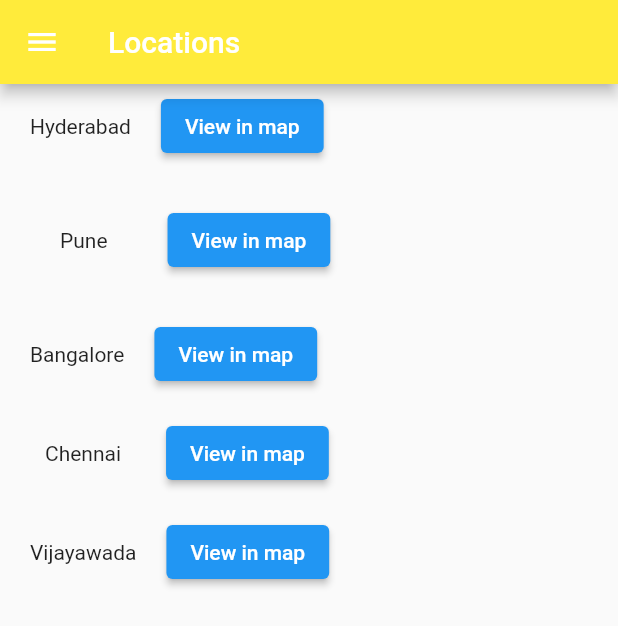
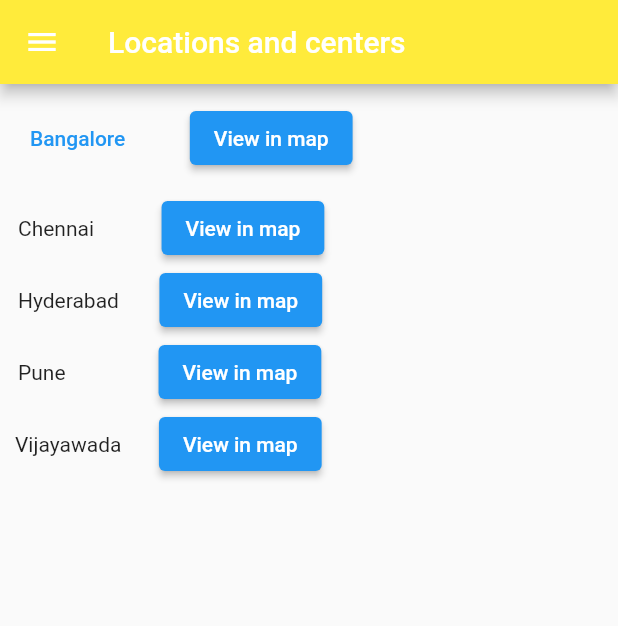
Before and after one commit to ChandragiriGoutham123/Flutterfirstapp, a Flutter app: the DashBoard screen opened directly, after a tap on "Locations/centres", on a phone screen of 412 x 824 dp. Shown: the top 626 px of the screen. Run offline on Flutter 3.47's test engine with Material 2 defaults, Android fonts, the phone set to English and light mode, and no system bars; our stand-ins replace cloud_firestore, firebase_auth, firebase_core; missing offline and left inert: dart:js; accounts and stored records are empty.

Commit message:
intial methods

```diff
--- a/lib/centers_and_location.dart
+++ b/lib/centers_and_location.dart
@@ -5,7 +5,7 @@ import 'package:flutter/material.dart';
 import 'package:url_launcher/url_launcher.dart';
 
 // function to trigger the build process
-void main() => runApp(const LocationAndCenters());
+void main() => runApp( LocationAndCenters());
 
 _launchHyderabad() async {
   var url = Uri.parse(
@@ -18,7 +18,7 @@ _launchHyderabad() async {
 }
 
 _launchPune() async {
-  var url = Uri.parse("https://www.google.com/maps/d/viewer?mid=1Ufluk6RrYShZDh4hMC48qPuEDRg&ie=UTF8&hl=en&msa=0&ll=18.52465256713074%2C73.86296740000002&spn=0.080934%2C0.154495&z=12");
+  var url = Uri.parse("https://www.google.com/maps/d/viewer?mid=1L_Lje1sw3gbh7Qvt1uCGzZgw_VA&hl=en_US&ll=18.52779400000001%2C73.852158&z=17");
   if (await canLaunchUrl(url)) {
     await launchUrl(url);
   } else {
@@ -49,8 +49,12 @@ _launchVijayawada() async {
     throw 'Could not launch $url';
   }
 }
+
+
 class LocationAndCenters extends StatelessWidget {
-  const LocationAndCenters({Key? key}) : super(key: key);
+   bool hydcenters=false;
+   LocationAndCenters({Key? key}) : super(key: key);
+
 
   @override
   Widget build(BuildContext context) {
@@ -58,58 +62,89 @@ class LocationAndCenters extends StatelessWidget {
       home: Scaffold(
         drawer: SideDrawerFixed(),
           appBar: AppBar(
-            title: const Text('Locations'),
+            title: const Text('Locations and centers'),
             backgroundColor: Colors.yellow,
           ),
-          body:
-          Column(
+          body:ListView(
 
     children: <Widget>[
-
-              Row(
-                children: <Widget>[
-                  Container(
-                      margin: EdgeInsets.all(20.0), child: Text('Hyderabad')),
-                  ElevatedButton(
-                      onPressed: _launchHyderabad, child: Text('View in map')),
-                ],
-              ),
-              Row(
-                children: <Widget>[
-                  Container(
-                      margin: EdgeInsets.all(40.0), child: Text('Pune')),
-                  ElevatedButton(
-                      onPressed: _launchPune, child: Text('View in map')),
-                ],
-              ),
-              Row(
-                children: <Widget>[
-                  Container(
-                      margin: EdgeInsets.all(20.0), child: Text('Bangalore')),
-                  ElevatedButton(
-                      onPressed: _launchBangalore, child: Text('View in map')),
-                ],
-              ),
       Row(
 
        children: <Widget>[
          Container(
-                      margin: EdgeInsets.all(30.0), child: Text('Chennai')),
-                  ElevatedButton(
-                      onPressed: _launchChennai, child: Text('View in map')),
+           margin: EdgeInsets.all(12),
+         child: TextButton(onPressed: (){
+
+            hydcenters=!hydcenters;
+            print(hydcenters);
+         },child: Text('Bangalore'),),
+         ),Container(
+           margin: EdgeInsets.only(left: 23),
+           child: ElevatedButton(onPressed: (){
+               _launchBangalore();
+    }, child: Text('View in map')),
+         ),if (hydcenters)...[
+              Column(
+                children: [
+                  ElevatedButton(onPressed: null,child: Text("Hello"),),
                 ],
-              ),
+              )
+         ]]),
       Row(
 
           children: <Widget>[
             Container(
-                      margin: EdgeInsets.all(20.0), child: Text('Vijayawada')),
-                  ElevatedButton(
-                      onPressed: _launchVijayawada, child: Text('View in map')),
+              margin: EdgeInsets.all(12),
+              child: Text("Chennai"),
+            ),Container(
+              margin: EdgeInsets.only(left: 33),
+              child: ElevatedButton(onPressed: (){
+                _launchChennai();
+              }, child: Text('View in map')),
+            ),
+          ]),Row(
+
+          children: <Widget>[
+            Container(
+              margin: EdgeInsets.all(12),
+              child: Text("Hyderabad"),
+            ),Container(
+              margin: EdgeInsets.only(left: 15),
+              child: ElevatedButton(onPressed: (){
+                _launchHyderabad();
+              }, child: Text('View in map')),
+            ),
+          ]),Row(
+
+          children: <Widget>[
+            Container(
+              margin: EdgeInsets.all(12),
+              child: Text("Pune"),
+            ),Container(
+              margin: EdgeInsets.only(left: 50),
+              child: ElevatedButton(onPressed: (){
+                _launchPune();
+              }, child: Text('View in map')),
+            ),
+          ]),Row(
+
+          children: <Widget>[
+            Container(
+              margin: EdgeInsets.all(10),
+              child: Text("Vijayawada"),
+            ),Container(
+              margin: EdgeInsets.only(left: 15),
+              child: ElevatedButton(onPressed: (){
+                _launchVijayawada();
+              }, child: Text('View in map')),
+            ),
+          ]),
     ],
-              ),
-            ],
-          )),
+    )
+      )
     );
+
+
+
   }
 }
--- a/lib/dashboard.dart
+++ b/lib/dashboard.dart
@@ -58,7 +58,7 @@ class DashBoard extends StatelessWidget {
               ),
               onTap: () {
                 Navigator.push(context,
-                    MaterialPageRoute(builder: (Context) => const LocationAndCenters()));
+                    MaterialPageRoute(builder: (Context) =>  LocationAndCenters()));
               },
             ),
             InkWell(
--- a/pubspec.yaml
+++ b/pubspec.yaml
@@ -19,7 +19,7 @@ publish_to: 'none' # Remove this line if you wish to publish to pub.dev
 version: 1.0.0+1
 
 environment:
-  sdk: '>=2.12.4 <3.0.0'
+  sdk: '>=2.19.4 <3.0.0'
 
 # Dependencies specify other packages that your package needs in order to work.
 # To automatically upgrade your package dependencies to the latest versions
```
Also changed, not shown: pubspec.lock. Lines whose indentation alone changed are shown as unchanged.
